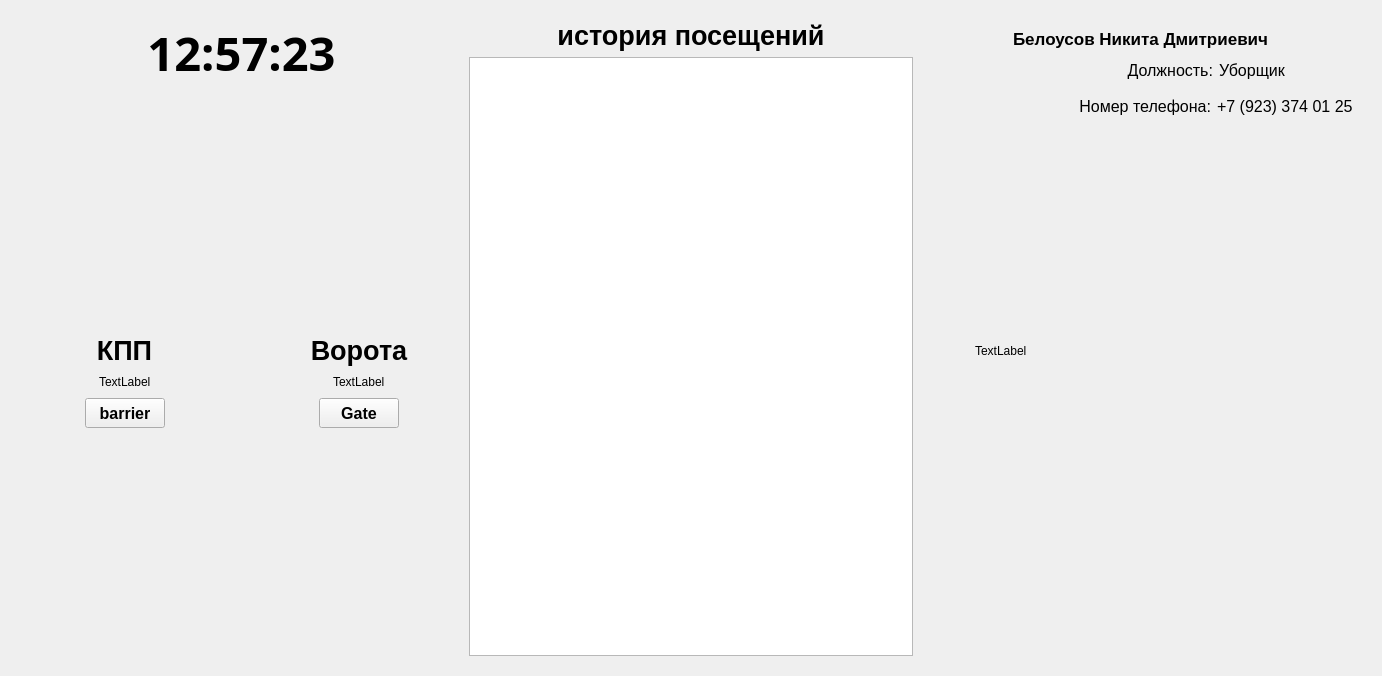
Old version of the form clientGuard/mainWindow.ui in the repository Nisitka/warehouse-security.
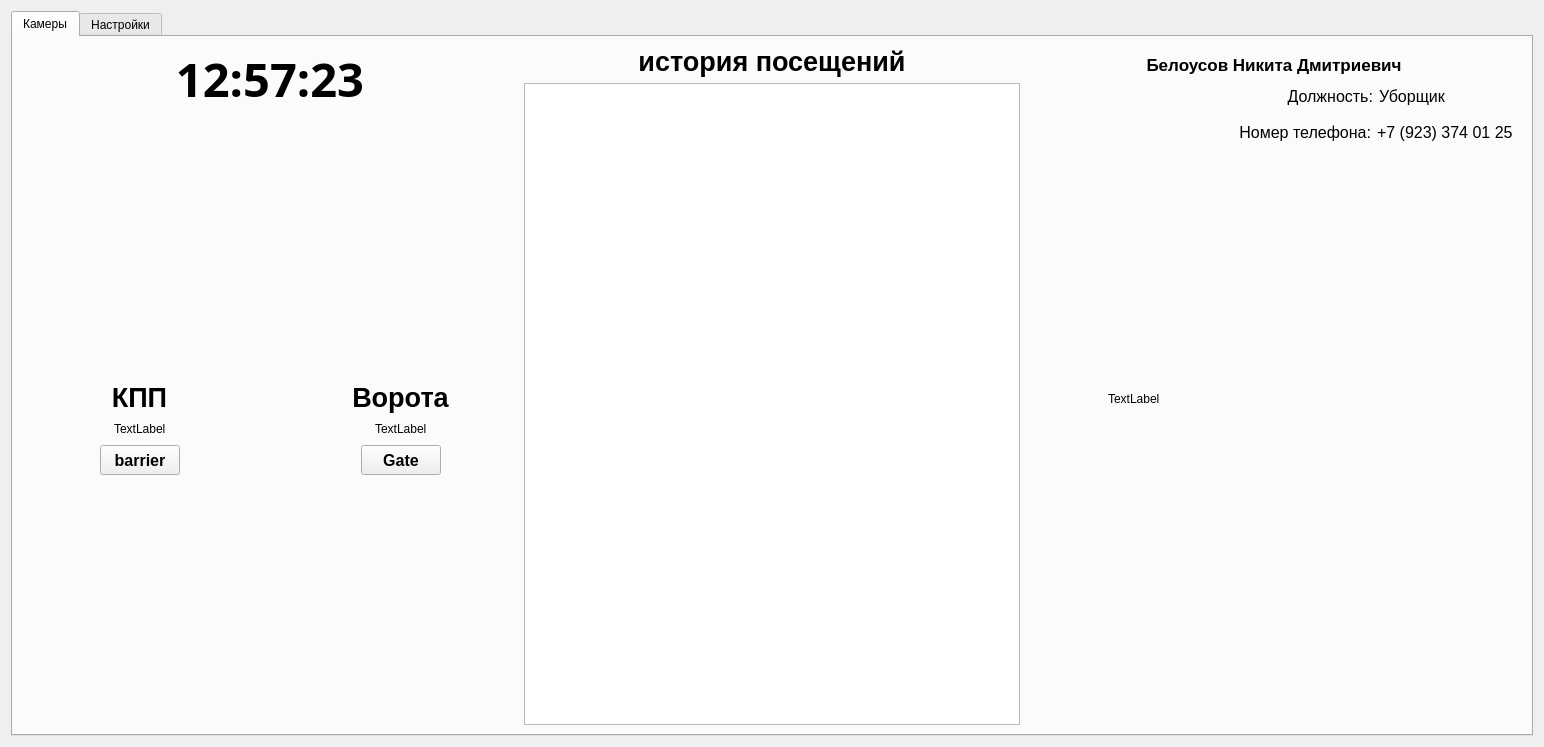
New version of the form.

Patch:
```diff
--- a/clientGuard/mainWindow.ui
+++ b/clientGuard/mainWindow.ui
@@ -6,8 +6,8 @@
    <rect>
     <x>0</x>
     <y>0</y>
-    <width>1382</width>
-    <height>676</height>
+    <width>1544</width>
+    <height>747</height>
    </rect>
   </property>
   <property name="windowTitle">
@@ -15,7 +15,14 @@
   </property>
   <layout class="QHBoxLayout" name="horizontalLayout_13">
    <item>
-    <widget class="QWidget" name="widget" native="true">
+    <widget class="QTabWidget" name="tabWidget">
+     <property name="currentIndex">
+      <number>0</number>
+     </property>
+     <widget class="QWidget" name="cameraTab">
+      <attribute name="title">
+       <string>Камеры</string>
+      </attribute>
      <layout class="QHBoxLayout" name="horizontalLayout_12">
       <item>
        <layout class="QHBoxLayout" name="mainhLayout">
@@ -920,6 +927,12 @@
        </layout>
       </item>
      </layout>
+     </widget>
+     <widget class="QWidget" name="settingsTab">
+      <attribute name="title">
+       <string>Настройки</string>
+      </attribute>
+     </widget>
     </widget>
    </item>
   </layout>
```
Lines whose indentation alone changed are shown as unchanged.
